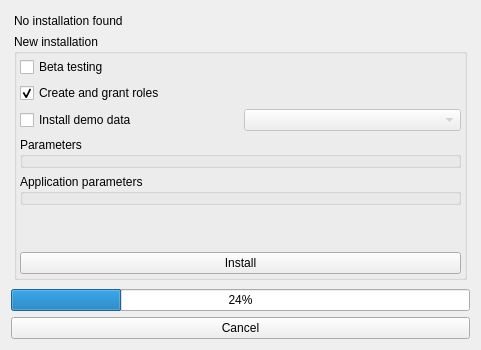
Old version of the form oqtopus/ui/module_widget.ui in the repository opengisch/oqtopus.
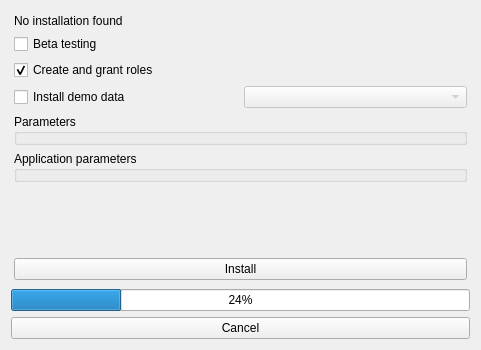
New version of the form. Custom widgets are drawn as their Qt base class.

Commit message: display more info about installed modules

Diff of the .ui file:
```diff
--- a/oqtopus/ui/module_widget.ui
+++ b/oqtopus/ui/module_widget.ui
@@ -58,34 +58,13 @@
         </widget>
        </item>
        <item row="1" column="0">
-        <widget class="QGroupBox" name="groupBox_8">
-         <property name="title">
-          <string>New installation</string>
-         </property>
-         <property name="flat">
-          <bool>true</bool>
-         </property>
-         <layout class="QVBoxLayout" name="verticalLayout">
-          <property name="leftMargin">
-           <number>3</number>
-          </property>
-          <property name="topMargin">
-           <number>3</number>
-          </property>
-          <property name="rightMargin">
-           <number>3</number>
-          </property>
-          <property name="bottomMargin">
-           <number>3</number>
-          </property>
-          <item>
            <widget class="QCheckBox" name="beta_testing_checkbox_pageInstall">
             <property name="text">
              <string>Beta testing</string>
             </property>
            </widget>
           </item>
-          <item>
+       <item row="2" column="0">
            <widget class="QCheckBox" name="db_parameters_CreateAndGrantRoles_install_checkBox">
             <property name="text">
              <string>Create and grant roles</string>
@@ -95,7 +74,7 @@
             </property>
            </widget>
           </item>
-          <item>
+       <item row="3" column="0">
            <layout class="QHBoxLayout" name="horizontalLayout">
             <item>
              <widget class="QCheckBox" name="db_demoData_checkBox">
@@ -113,7 +92,7 @@
             </item>
            </layout>
           </item>
-          <item>
+       <item row="4" column="0">
            <widget class="ParametersGroupBox" name="parameters_groupbox">
             <property name="title">
              <string>Parameters</string>
@@ -134,7 +113,7 @@
             </layout>
            </widget>
           </item>
-          <item>
+       <item row="5" column="0">
            <widget class="ParametersGroupBox" name="parameters_app_only_groupbox">
             <property name="title">
              <string>Application parameters</string>
@@ -155,7 +134,7 @@
             </layout>
            </widget>
           </item>
-          <item>
+       <item row="6" column="0">
            <spacer name="verticalSpacer_3">
             <property name="orientation">
              <enum>Qt::Vertical</enum>
@@ -168,7 +147,7 @@
             </property>
            </spacer>
           </item>
-          <item>
+       <item row="7" column="0">
            <widget class="QPushButton" name="moduleInfo_install_pushButton">
             <property name="text">
              <string>Install</string>
@@ -177,9 +156,6 @@
           </item>
          </layout>
         </widget>
-       </item>
-      </layout>
-     </widget>
      <widget class="QWidget" name="moduleInfo_stackedWidget_pageUpgrade">
       <layout class="QGridLayout" name="gridLayout_10">
        <property name="leftMargin">
```
Left out of the diff: 7 changed lines with no effect on the pictures. Lines whose indentation alone changed are shown as unchanged. The commit also changes 1 other file.
